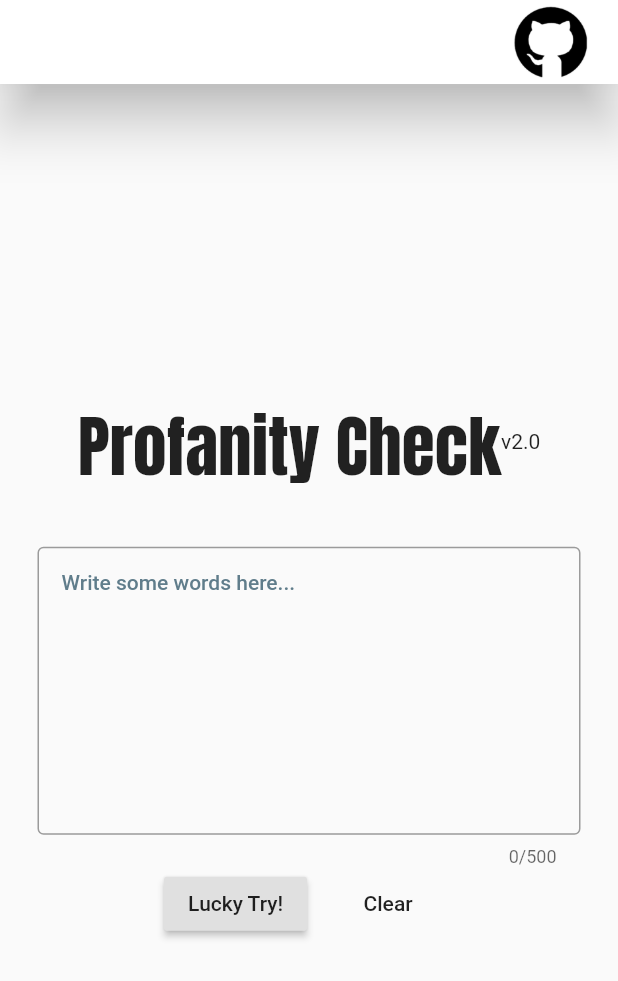
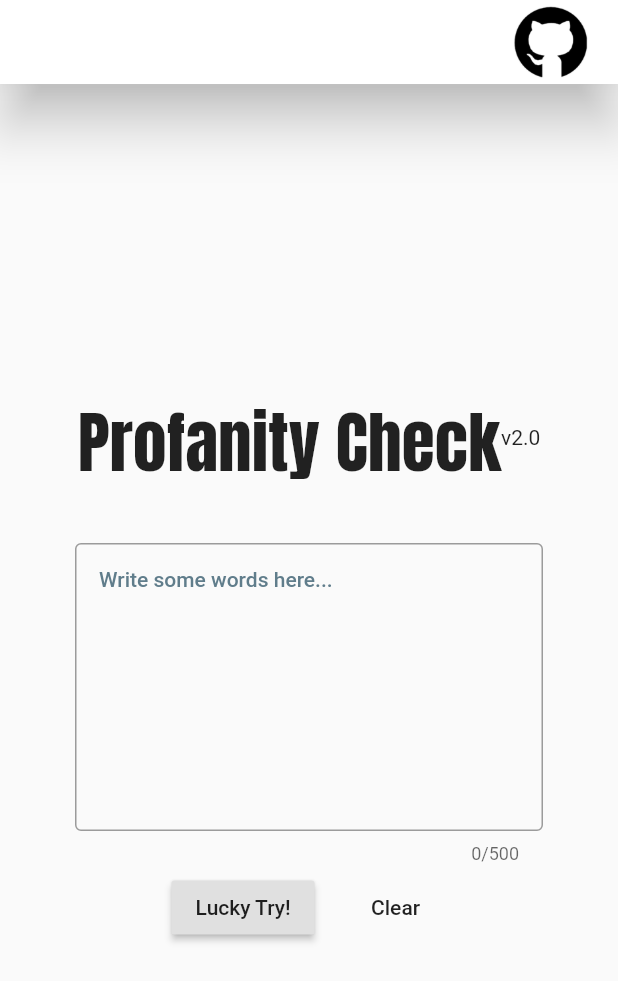
Before and after one commit to XinyueZ/flutter-web-profanity-check, a Flutter app: the screen it shows after launch, on a phone screen of 412 x 824 dp. Shown: the top 981 px of the screen. Run offline on Flutter 3.47's test engine with Material 2 defaults, Android fonts, the phone set to English and light mode, and no system bars; our stand-ins replace dio, google_fonts.

Commit message:
Dev v2.0, add graphic for scores and UI optimise

```diff
--- a/lib/consts.dart
+++ b/lib/consts.dart
@@ -5,8 +5,12 @@ const String kAppTitle = "Profanity Check";
 const String kHomeLogo = "Profanity Check";
 const String kSubmitLabel = "Lucky Try!";
 const String kInputHint = "Write some words here...";
-const String kEndpoint = "https://profanity-check-c9365.web.app/profanityCheck2?q=";
+const String kEndpoint =
+    "https://profanity-check-c9365.web.app/profanityCheck2?q=";
 const String kQueryError = "Something went wrong, try again please!";
 const String kClear = "Clear";
 const String kSourceCodeLocation =
     "https://github.com/XinyueZ/flutter-web-profanity-check";
+const String hateSpeechLabel = "Hate speech";
+const String offensiveLanguageLabel = "Offensive language";
+const String neitherLabel = "OK";
--- a/lib/feedback.dart
+++ b/lib/feedback.dart
@@ -1,7 +1,11 @@
 import 'package:flutter/foundation.dart';
 import 'package:flutter_web_profanity_check/consts.dart';
 
-enum CheckType { hateSpeech, offensiveLanguage, neither }
+enum CheckType {
+  hateSpeech,
+  offensiveLanguage,
+  neither,
+}
 
 abstract class Feedback {
   Feedback();
@@ -15,6 +19,17 @@ class CheckFeedback implements Feedback {
         assert(score is double);
   final CheckType type;
   final double score;
+
+  String get label {
+    switch (type) {
+      case CheckType.hateSpeech:
+        return hateSpeechLabel;
+      case CheckType.offensiveLanguage:
+        return offensiveLanguageLabel;
+      default:
+        return neitherLabel;
+    }
+  }
 }
 
 class QueryError implements Feedback {
--- a/lib/main.dart
+++ b/lib/main.dart
@@ -1,4 +1,5 @@
 import 'package:flutter/material.dart';
+import 'package:flutter/painting.dart';
 import 'package:flutter/widgets.dart';
 import 'package:flutter_web_profanity_check/consts.dart';
 import 'package:flutter_web_profanity_check/feedback.dart' as fbs;
@@ -109,6 +110,8 @@ class _HomePageState extends State<HomePage> {
         ],
       ),
       body: SafeArea(
+        child: Container(
+          margin: const EdgeInsets.symmetric(horizontal: 50),
           child: Center(
             child: SingleChildScrollView(
               child: Column(
@@ -122,8 +125,12 @@ class _HomePageState extends State<HomePage> {
                   ),
                   _buildInput(),
                   _buildOutput(),
+                  const SizedBox(
+                    height: 5,
+                  ),
                   _buildSubmitAndClear(),
                 ],
+              ),
             ),
           ),
         ),
@@ -171,32 +178,14 @@ class _HomePageState extends State<HomePage> {
               ),
         ),
       ),
-      margin: const EdgeInsets.only(
-        left: 25,
-        right: 25,
-      ),
     );
   }
 
   Widget _buildOutput() {
-    return Row(
-      mainAxisAlignment: MainAxisAlignment.center,
-      children: <Widget>[
-        Visibility(
-          visible: _loading == false && _feedbackList != null,
+    return AnimatedOpacity(
+      opacity: _loading ? 0 : 1,
+      duration: const Duration(milliseconds: 300),
       child: _buildScoreList(),
-        ),
-        Visibility(
-          visible: _loading == true,
-          child: const SizedBox(
-            width: 15,
-            height: 15,
-            child: CircularProgressIndicator(
-              strokeWidth: 2,
-            ),
-          ),
-        ),
-      ],
     );
   }
 
@@ -205,16 +194,36 @@ class _HomePageState extends State<HomePage> {
       return const SizedBox.shrink();
     }
     // 0 - hate speech 1 - offensive language 2 - neither.
-    return ListView(
-      shrinkWrap: true,
+    return Column(
+      crossAxisAlignment: CrossAxisAlignment.center,
       children: _feedbackList?.map((fbs.Feedback feedback) {
             final fbs.CheckFeedback cfb = feedback as fbs.CheckFeedback;
-            return LinearProgressIndicator(
+            return Stack(
+              alignment: AlignmentDirectional.center,
+              children: <Widget>[
+                LinearProgressIndicator(
                   value: (feedback as fbs.CheckFeedback).score,
-              valueColor: AlwaysStoppedAnimation<Color>(cfb.score == 0
+                  backgroundColor: Colors.transparent,
+                  valueColor: AlwaysStoppedAnimation<Color>(
+                    cfb.type == fbs.CheckType.hateSpeech
                         ? Colors.red
-                  : cfb.score == 1 ? Colors.purple : Colors.green),
-              minHeight: 15,
+                        : cfb.type == fbs.CheckType.offensiveLanguage
+                            ? Colors.purple
+                            : Colors.green,
+                  ),
+                  minHeight: 20,
+                ),
+                Center(
+                  child: Text(
+                    cfb.label,
+                    textAlign: TextAlign.center,
+                    style: GoogleFonts.getFont('Source Code Pro').copyWith(
+                      fontSize: 13,
+                      color: Colors.teal,
+                    ),
+                  ),
+                ),
+              ],
             );
           })?.toList() ??
           <Widget>[],
@@ -227,6 +236,19 @@ class _HomePageState extends State<HomePage> {
       crossAxisAlignment: CrossAxisAlignment.center,
       mainAxisSize: MainAxisSize.min,
       children: <Widget>[
+        Visibility(
+          visible: _loading == true,
+          child: const SizedBox(
+            width: 15,
+            height: 15,
+            child: CircularProgressIndicator(
+              strokeWidth: 2,
+            ),
+          ),
+        ),
+        const SizedBox(
+          width: 10,
+        ),
         RaisedButton(
           onPressed: _loading == true
               ? null
```
Lines whose indentation alone changed are shown as unchanged.
